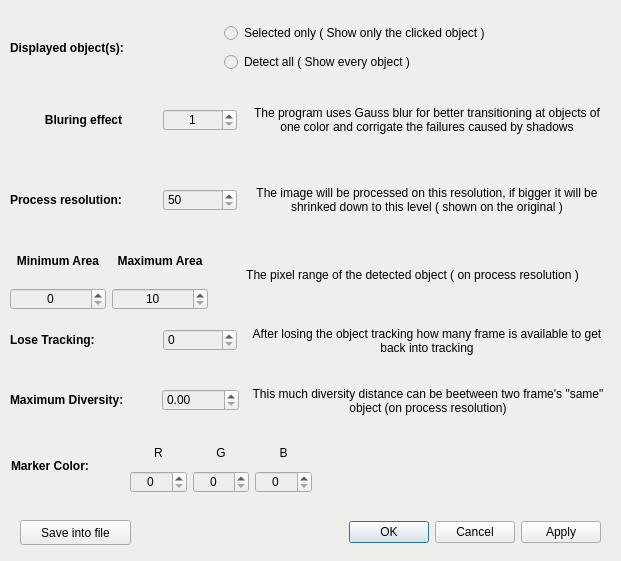
This is psettings.ui in Olaybence/Szakdolgozat as Qt 5 draws it before an edit. The edited form follows.
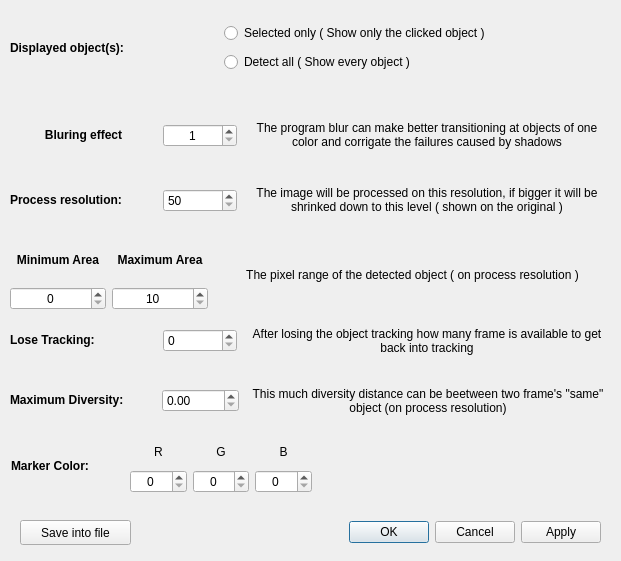
This is the edited form.

Commit message: GaussianBlur works only with odd numbers

The edit to the form file:
```diff
--- a/psettings.ui
+++ b/psettings.ui
@@ -13,9 +13,6 @@
   <property name="windowTitle">
    <string>Dialog</string>
   </property>
-  <property name="styleSheet">
-   <string notr="true">background-color: rgb(238, 238, 236);</string>
-  </property>
   <widget class="QDialogButtonBox" name="buttonBox">
    <property name="geometry">
     <rect>
@@ -170,7 +167,7 @@
      <x>10</x>
      <y>90</y>
      <width>601</width>
-     <height>61</height>
+     <height>91</height>
     </rect>
    </property>
    <layout class="QHBoxLayout" name="WholeGauss" stretch="2,1,5">
@@ -194,7 +191,7 @@
     <item>
      <widget class="QLabel" name="GaussInfo">
       <property name="text">
-       <string>&lt;html&gt;&lt;head/&gt;&lt;body&gt;&lt;p&gt;The program uses Gauss blur for better transitioning at objects of one color and corrigate the failures caused by shadows&lt;/p&gt;&lt;/body&gt;&lt;/html&gt;</string>
+       <string>&lt;html&gt;&lt;head/&gt;&lt;body&gt;&lt;p&gt;The program blur can make better transitioning at objects of one color and corrigate the failures caused by shadows&lt;/p&gt;&lt;/body&gt;&lt;/html&gt;</string>
       </property>
       <property name="alignment">
        <set>Qt::AlignCenter</set>
```
The commit also changes 2 other files.
